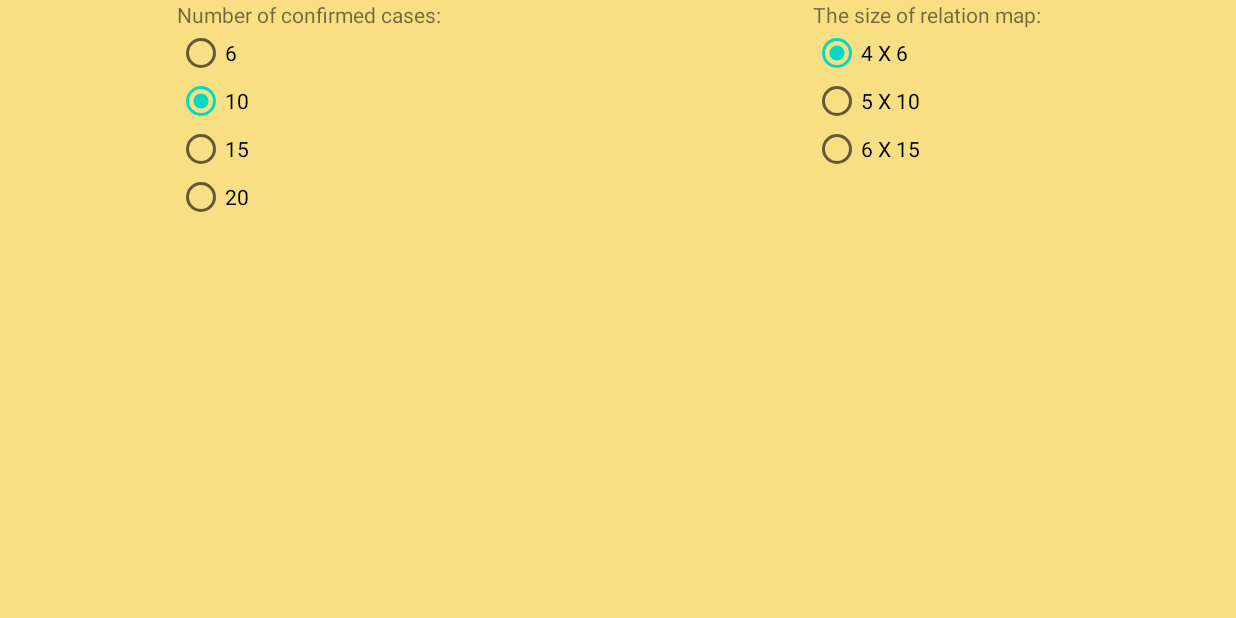
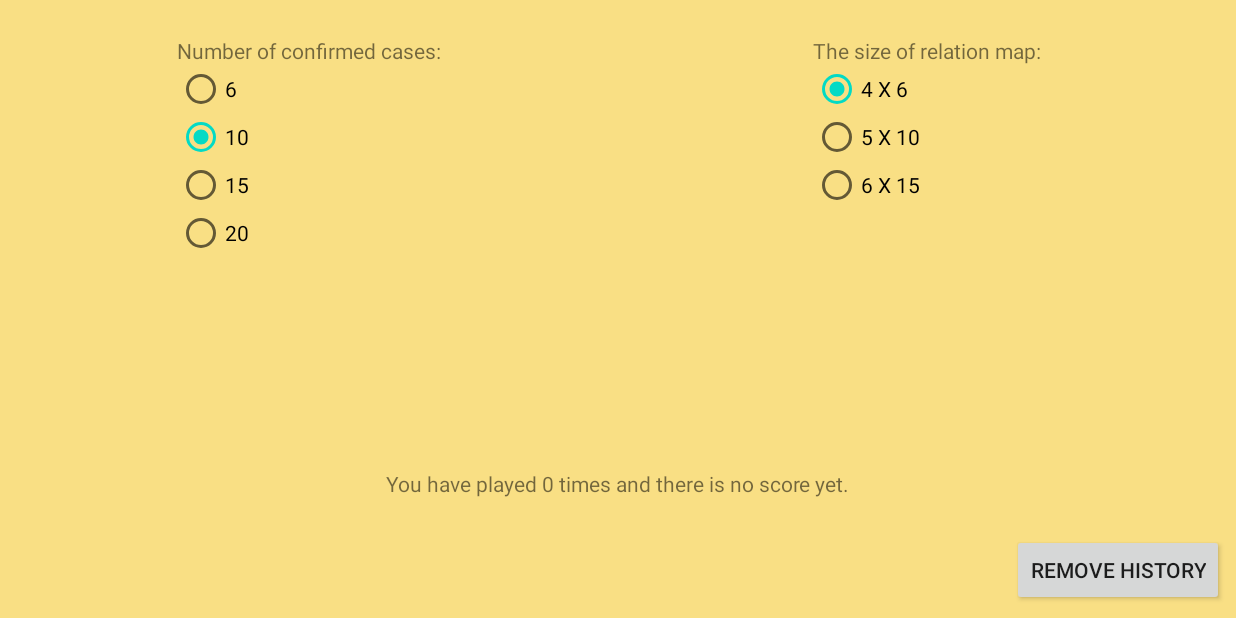
Before and after one commit to XZTDean/Mining_Game, an Android app: the OptionActivity screen opened directly, with no data from a screen before it, after a tap on "10", on a phone screen of 824 x 412 dp (held sideways). Run offline under Robolectric (Android 15) with nearby library versions, the phone set to English and light mode, and no system bars; 1 other tap on this screen came first.

Commit message:
Display history in option page

```diff
--- a/app/src/main/java/ca/cmpt276/as3/OptionActivity.java
+++ b/app/src/main/java/ca/cmpt276/as3/OptionActivity.java
@@ -7,16 +7,32 @@ import android.content.Intent;
 import android.content.SharedPreferences;
 import android.os.Bundle;
 import android.view.View;
+import android.widget.Button;
 import android.widget.RadioButton;
 import android.widget.RadioGroup;
+import android.widget.TextView;
+
+import com.google.gson.Gson;
+import com.google.gson.reflect.TypeToken;
+
+import java.io.BufferedReader;
+import java.io.File;
+import java.io.FileReader;
+import java.io.FileWriter;
+import java.io.IOException;
+import java.lang.reflect.Type;
+import java.util.ArrayList;
+import java.util.List;
 
 import ca.cmpt276.as3.model.GameConfig;
+import ca.cmpt276.as3.model.GameHistory;
 
 public class OptionActivity extends AppCompatActivity {
 
     public static final String MINE_KEY = "Number of mine";
     public static final String WIDTH_KEY = "Width of board";
     public static final String HEIGHT_KEY = "Height of board";
+    private List<GameHistory> historyList;
 
     public static Intent makeIntent(Context c) {
         return new Intent(c, OptionActivity.class);
@@ -29,6 +45,21 @@ public class OptionActivity extends AppCompatActivity {
 
         createBoardSizeSelection();
         createMineSelection();
+
+        Button button = findViewById(R.id.clear_history);
+        button.setOnClickListener(new View.OnClickListener() {
+            @Override
+            public void onClick(View v) {
+                GameHistory history = getHistoryByConfig(GameConfig.getInstance());
+                history.clear();
+                updateHistoryDisplay(history);
+                saveHistory();
+            }
+        });
+
+        getHistory();
+        GameHistory history = getHistoryByConfig(GameConfig.getInstance());
+        updateHistoryDisplay(history);
     }
 
     private void createBoardSizeSelection() {
@@ -51,6 +82,8 @@ public class OptionActivity extends AppCompatActivity {
                     saveValue(WIDTH_KEY, width);
                     config.setHeight(height);
                     saveValue(HEIGHT_KEY, height);
+                    GameHistory history = getHistoryByConfig(config);
+                    updateHistoryDisplay(history);
                 }
             });
 
@@ -77,6 +110,8 @@ public class OptionActivity extends AppCompatActivity {
                     GameConfig config = GameConfig.getInstance();
                     config.setMineNumber(num);
                     saveValue(MINE_KEY, num);
+                    GameHistory history = getHistoryByConfig(config);
+                    updateHistoryDisplay(history);
                 }
             });
 
@@ -87,6 +122,17 @@ public class OptionActivity extends AppCompatActivity {
                 button.setChecked(true);
             }
         }
+    }
+
+    private void updateHistoryDisplay(GameHistory history) {
+        TextView textView = findViewById(R.id.num_played);
+        String str = getString(R.string.num_played, history.getGameNumber());
+        if (history.getBestScore() < 0) {
+            str += getString(R.string.no_best_score);
+        } else {
+            str += getString(R.string.best_score, history.getBestScore());
+        }
+        textView.setText(str);
     }
 
     private void saveValue(String key, int num) {
@@ -114,4 +160,59 @@ public class OptionActivity extends AppCompatActivity {
         }
         return prefs.getInt(key, defaultSize);
     }
+
+    private void getHistory() {
+        String json = null;
+        try {
+            File historyFile = new File(this.getFilesDir(), "history");
+            json = readFromFile(historyFile);
+        } catch (IOException e) {
+            e.printStackTrace();
+        }
+        Gson gson = new Gson();
+        Type collectionType = new TypeToken<ArrayList<GameHistory>>(){}.getType();
+        historyList = gson.fromJson(json, collectionType);
+    }
+
+    private void saveHistory() {
+        File historyFile = new File(this.getFilesDir(), "history");
+        Gson gson = new Gson();
+        String json = gson.toJson(historyList);
+        try {
+            writeToFile(historyFile, json);
+        } catch (IOException e) {
+            e.printStackTrace();
+        }
+    }
+
+    private void writeToFile(File file, String json) throws IOException {
+        FileWriter writer = new FileWriter(file);
+        writer.write(json);
+        writer.close();
+    }
+
+    private String readFromFile(File file) throws IOException {
+        if (!file.exists()) {
+            return "[]";
+        }
+        BufferedReader reader = new BufferedReader(new FileReader(file));
+        StringBuilder builder = new StringBuilder();
+        String tmp;
+        while ((tmp = reader.readLine()) != null) {
+            builder.append(tmp).append('\n');
+        }
+        return builder.toString();
+    }
+
+    private GameHistory getHistoryByConfig(GameConfig config) {
+        for (GameHistory history : historyList) {
+            if (history.isEqualConfig(config)) {
+                return history;
+            }
+        }
+        GameHistory gameHistory = new GameHistory(config);
+        historyList.add(gameHistory);
+        saveHistory();
+        return gameHistory;
+    }
 }
--- a/app/src/main/res/layout/activity_option.xml
+++ b/app/src/main/res/layout/activity_option.xml
@@ -14,12 +14,19 @@
         android:orientation="vertical"
         app:layout_constraintGuide_percent="0.5" />
 
+    <androidx.constraintlayout.widget.Guideline
+        android:id="@+id/guideline9"
+        android:layout_width="wrap_content"
+        android:layout_height="wrap_content"
+        android:orientation="horizontal"
+        app:layout_constraintGuide_percent="0.7" />
+
     <LinearLayout
         android:id="@+id/linearLayout2"
         android:layout_width="wrap_content"
-        android:layout_height="match_parent"
+        android:layout_height="wrap_content"
+        android:layout_marginTop="24dp"
         android:orientation="vertical"
-        app:layout_constraintBottom_toBottomOf="parent"
         app:layout_constraintEnd_toStartOf="@+id/guideline7"
         app:layout_constraintStart_toStartOf="parent"
         app:layout_constraintTop_toTopOf="parent">
@@ -38,9 +45,9 @@
 
     <LinearLayout
         android:layout_width="wrap_content"
-        android:layout_height="match_parent"
+        android:layout_height="wrap_content"
+        android:layout_marginTop="24dp"
         android:orientation="vertical"
-        app:layout_constraintBottom_toBottomOf="parent"
         app:layout_constraintEnd_toEndOf="parent"
         app:layout_constraintStart_toStartOf="@+id/guideline7"
         app:layout_constraintTop_toTopOf="parent">
@@ -57,4 +64,34 @@
             android:layout_height="wrap_content" />
     </LinearLayout>
 
+    <LinearLayout
+        android:layout_width="wrap_content"
+        android:layout_height="wrap_content"
+        android:orientation="horizontal"
+        app:layout_constraintBottom_toTopOf="@+id/clear_history"
+        app:layout_constraintEnd_toEndOf="parent"
+        app:layout_constraintStart_toStartOf="parent"
+        app:layout_constraintTop_toTopOf="@+id/guideline9">
+
+        <TextView
+            android:id="@+id/num_played"
+            android:layout_width="wrap_content"
+            android:layout_height="wrap_content" />
+
+        <TextView
+            android:id="@+id/best_score"
+            android:layout_width="wrap_content"
+            android:layout_height="wrap_content" />
+    </LinearLayout>
+
+    <Button
+        android:id="@+id/clear_history"
+        android:layout_width="wrap_content"
+        android:layout_height="wrap_content"
+        android:layout_marginEnd="8dp"
+        android:layout_marginBottom="8dp"
+        android:text="@string/remove_history"
+        app:layout_constraintBottom_toBottomOf="parent"
+        app:layout_constraintEnd_toEndOf="parent" />
+
 </androidx.constraintlayout.widget.ConstraintLayout>
```
